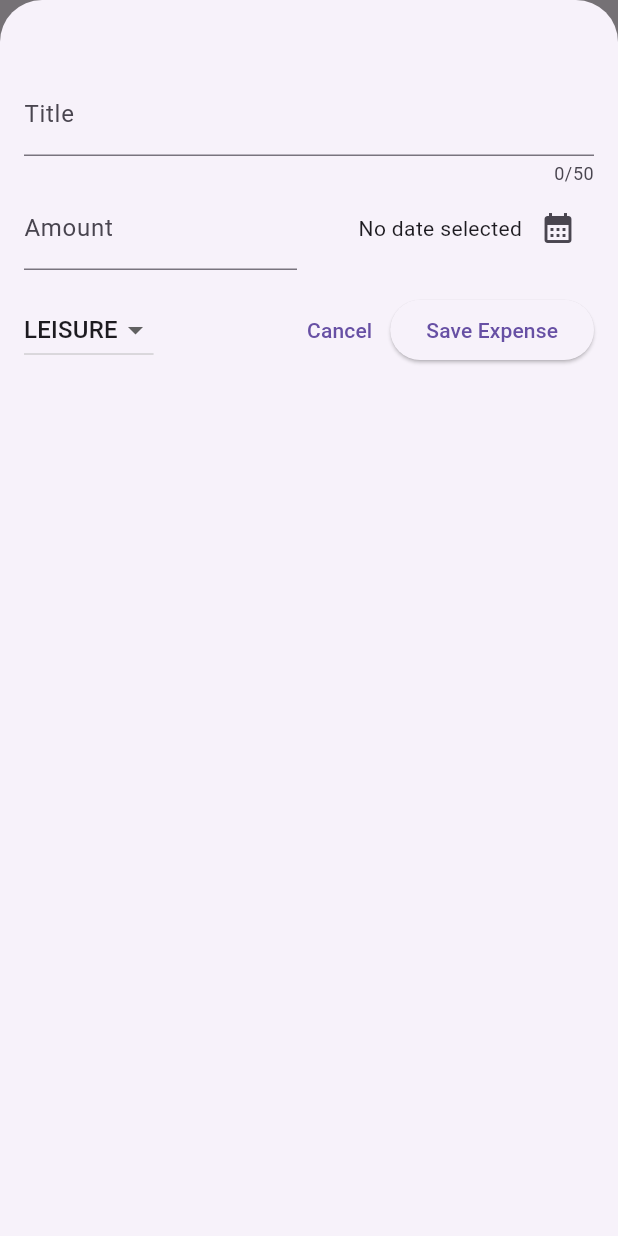
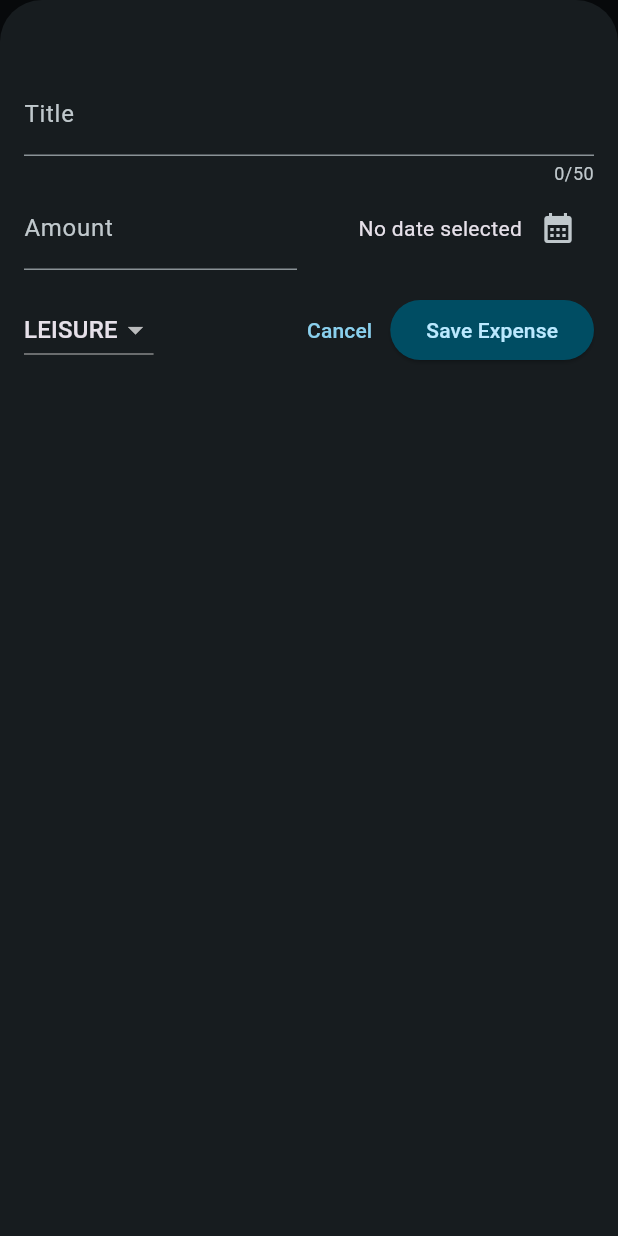
Before and after one commit to MarceloBill84/expense_tracker, a Flutter app: the screen it shows after launch, after a tap on the "add" icon, on a phone screen of 412 x 824 dp. Run offline on Flutter 3.47's test engine with Material 3 defaults, Android fonts, the phone set to English and light mode, and no system bars.

Commit message:
Configuring theme on app

```diff
--- a/lib/main.dart
+++ b/lib/main.dart
@@ -1,9 +1,62 @@
 import 'package:expense_tracker/widgets/expenses.dart';
 import 'package:flutter/material.dart';
 
+var kColorScheme = ColorScheme.fromSeed(
+  seedColor: const Color.fromARGB(255, 96, 59, 181),
+);
+
+var kDarkColorScheme = ColorScheme.fromSeed(
+  brightness: Brightness.dark,
+  seedColor: const Color.fromARGB(255, 5, 99, 125),
+);
+
 void main() {
-  runApp(MaterialApp(
-    theme: ThemeData(useMaterial3: true),
-    home: const Expenses(),
-  ),);
+  runApp(
+    MaterialApp(
+      darkTheme: ThemeData.dark().copyWith(
+        colorScheme: kDarkColorScheme,
+        cardTheme: const CardTheme().copyWith(
+          color: kDarkColorScheme.secondaryContainer,
+          margin: const EdgeInsets.symmetric(
+            horizontal: 16,
+            vertical: 8,
+          ),
+        ),
+        elevatedButtonTheme: ElevatedButtonThemeData(
+          style: ElevatedButton.styleFrom(
+            backgroundColor: kDarkColorScheme.primaryContainer,
+            foregroundColor: kDarkColorScheme.onPrimaryContainer,
+          ),
+        )
+      ),
+      theme: ThemeData().copyWith(
+        colorScheme: kColorScheme,
+        appBarTheme: const AppBarTheme().copyWith(
+          backgroundColor: kColorScheme.onPrimaryContainer,
+          foregroundColor: kColorScheme.primaryContainer,
+        ),
+        cardTheme: const CardTheme().copyWith(
+          color: kColorScheme.secondaryContainer,
+          margin: const EdgeInsets.symmetric(
+            horizontal: 16,
+            vertical: 8,
+          ),
+        ),
+        elevatedButtonTheme: ElevatedButtonThemeData(
+          style: ElevatedButton.styleFrom(
+            backgroundColor: kColorScheme.primaryContainer,
+          ),
+        ),
+        textTheme: ThemeData().textTheme.copyWith(
+              titleLarge: TextStyle(
+                fontWeight: FontWeight.bold,
+                color: kColorScheme.onSecondaryContainer,
+                fontSize: 16,
+              ),
+            ),
+      ),
+      home: const Expenses(),
+      themeMode: ThemeMode.dark,
+    ),
+  );
 }
--- a/lib/widgets/expenses_list/expense_item.dart
+++ b/lib/widgets/expenses_list/expense_item.dart
@@ -14,21 +14,33 @@ class ExpenseItem extends StatelessWidget {
           horizontal: 20,
           vertical: 16,
         ),
-        child: Column(children: [
-          Text(expense.title),
-          const SizedBox(height: 4,),
-          Row(children: [
-            Text('\$${expense.amount.toStringAsFixed(2)}'),
-            const Spacer(),
+        child: Column(
+          crossAxisAlignment: CrossAxisAlignment.start,
+          children: [
+            Text(
+              expense.title,
+              style: Theme.of(context).textTheme.titleLarge,
+            ),
+            const SizedBox(
+              height: 4,
+            ),
             Row(
               children: [
-                Icon(categoryIcons[expense.category]),
-                const SizedBox(width: 8,),
-                Text(expense.formattedDate),
+                Text('\$${expense.amount.toStringAsFixed(2)}'),
+                const Spacer(),
+                Row(
+                  children: [
+                    Icon(categoryIcons[expense.category]),
+                    const SizedBox(
+                      width: 8,
+                    ),
+                    Text(expense.formattedDate),
+                  ],
+                ),
               ],
-            ),
-          ],)
-        ],),
+            )
+          ],
+        ),
       ),
     );
   }
--- a/lib/widgets/expenses_list/expenses_list.dart
+++ b/lib/widgets/expenses_list/expenses_list.dart
@@ -15,6 +15,10 @@ class ExpensesList extends StatelessWidget {
       itemCount: expenses.length,
       itemBuilder: (ctx, index) => Dismissible(
         key: ValueKey(expenses[index]),
+        background: Container(
+          color: Theme.of(context).colorScheme.error.withOpacity(0.75),
+          margin: EdgeInsets.symmetric(horizontal: Theme.of(context).cardTheme.margin!.horizontal),
+        ),
         onDismissed: (direction) {
           onRemoveExpense(expenses[index]);
         },
```
Also changed, not shown: lib/models/expense.dart (line endings or trailing spaces).
